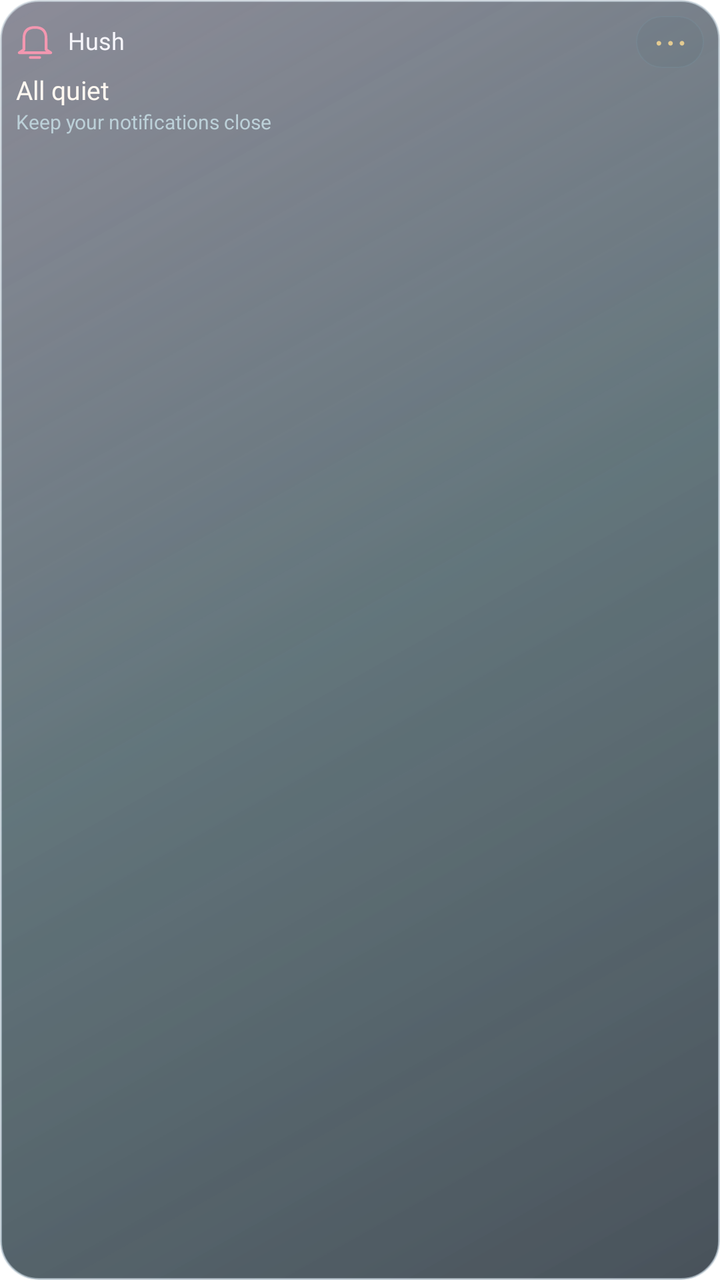
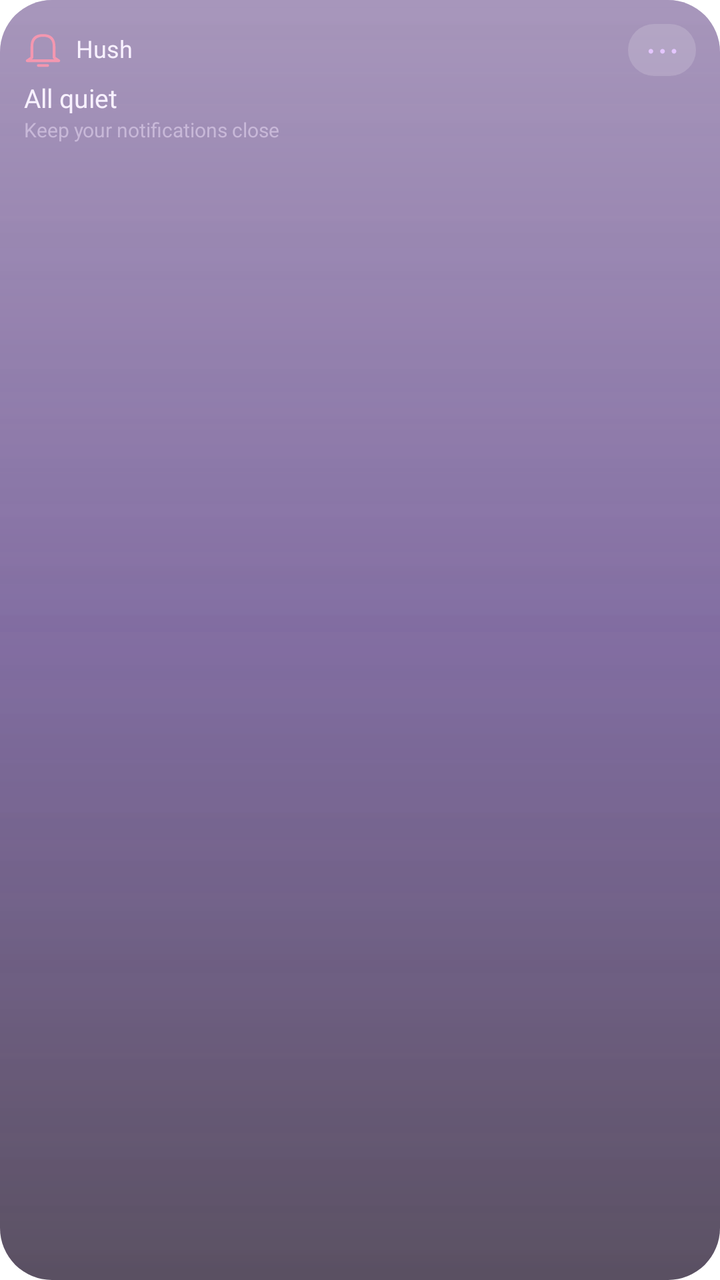

The first picture is an Android layout as it rendered before a commit; the second is the same layout after the commit. The layout source and the unified diff follow.
<!-- AndroidManifest.xml: application theme Theme.Lumen -->
<!-- res/layout/widget_preview_hush.xml -->
<?xml version='1.0' encoding='utf-8'?>
<LinearLayout xmlns:android="http://schemas.android.com/apk/res/android" android:id="@+id/widget_root" android:layout_width="match_parent" android:layout_height="match_parent" android:orientation="vertical" android:padding="8dp" android:background="@drawable/widget_glass_dark_balanced">
    <LinearLayout android:layout_width="match_parent" android:layout_height="wrap_content" android:orientation="horizontal" android:gravity="center_vertical">
        <ImageView android:id="@+id/widget_icon" android:layout_width="19dp" android:layout_height="19dp" android:contentDescription="@null" android:src="@drawable/widget_ic_hush" />
        <TextView android:id="@+id/widget_title" android:layout_width="0dp" android:layout_weight="1" android:layout_height="wrap_content" android:layout_marginStart="7dp" android:text="@string/widget_hush" android:textColor="#F6F5FA" android:textSize="12sp" android:fontFamily="@font/outfit_medium" android:maxLines="1" android:ellipsize="end" android:includeFontPadding="false" />
        <TextView android:id="@+id/widget_action" android:layout_width="34dp" android:layout_height="26dp" android:gravity="center" android:text="@string/widget_more" android:textSize="19sp" android:textColor="#E4CB91" android:contentDescription="@string/widget_open" android:background="@drawable/widget_control" android:includeFontPadding="false" />
    </LinearLayout>
    <TextView android:id="@+id/widget_detail" android:layout_width="match_parent" android:layout_height="wrap_content" android:layout_marginTop="4dp" android:text="@string/widget_preview_hush_detail" android:textColor="#FFF8F1" android:textSize="13sp" android:fontFamily="@font/outfit_medium" android:maxLines="2" android:ellipsize="end" android:visibility="visible" android:includeFontPadding="false" />
    <Chronometer android:id="@+id/widget_timer" android:layout_width="match_parent" android:layout_height="24dp" android:textColor="#FFF8F1" android:textSize="20sp" android:fontFamily="@font/outfit_medium" android:visibility="gone" android:includeFontPadding="false" />
    <TextView android:id="@+id/widget_status" android:layout_width="match_parent" android:layout_height="wrap_content" android:layout_marginTop="2dp" android:textColor="#BCD0D8" android:textSize="10sp" android:maxLines="2" android:ellipsize="end" android:text="@string/widget_preview_hush_status" android:visibility="visible" android:includeFontPadding="false" />
    <LinearLayout android:id="@+id/widget_photos" android:layout_width="match_parent" android:layout_height="44dp" android:layout_marginTop="4dp" android:orientation="horizontal" android:gravity="center_vertical" android:visibility="gone">
        <ImageView android:id="@+id/widget_photo1" android:layout_width="0dp" android:layout_weight="1" android:layout_height="40dp" android:layout_marginEnd="4dp" android:scaleType="centerCrop" android:background="@drawable/widget_photo_frame" android:contentDescription="@string/widget_photo" android:visibility="gone" />
        <ImageView android:id="@+id/widget_photo2" android:layout_width="0dp" android:layout_weight="1" android:layout_height="40dp" android:layout_marginEnd="4dp" android:scaleType="centerCrop" android:background="@drawable/widget_photo_frame" android:contentDescription="@string/widget_photo" android:visibility="gone" />
        <ImageView android:id="@+id/widget_photo3" android:layout_width="0dp" android:layout_weight="1" android:layout_height="40dp" android:layout_marginEnd="4dp" android:scaleType="centerCrop" android:background="@drawable/widget_photo_frame" android:contentDescription="@string/widget_photo" android:visibility="gone" />
        <ImageView android:id="@+id/widget_photo4" android:layout_width="0dp" android:layout_weight="1" android:layout_height="40dp" android:layout_marginEnd="4dp" android:scaleType="centerCrop" android:background="@drawable/widget_photo_frame" android:contentDescription="@string/widget_photo" android:visibility="gone" />
    </LinearLayout>
    <LinearLayout android:id="@+id/widget_photo_names" android:layout_width="match_parent" android:layout_height="12dp" android:orientation="horizontal" android:visibility="gone">
        <TextView android:id="@+id/widget_person1" android:layout_width="0dp" android:layout_weight="1" android:layout_height="match_parent" android:textColor="#BCD0D8" android:textSize="9sp" android:gravity="center" android:maxLines="1" android:ellipsize="end" android:includeFontPadding="false" />
        <TextView android:id="@+id/widget_person2" android:layout_width="0dp" android:layout_weight="1" android:layout_height="match_parent" android:textColor="#BCD0D8" android:textSize="9sp" android:gravity="center" android:maxLines="1" android:ellipsize="end" android:includeFontPadding="false" />
        <TextView android:id="@+id/widget_person3" android:layout_width="0dp" android:layout_weight="1" android:layout_height="match_parent" android:textColor="#BCD0D8" android:textSize="9sp" android:gravity="center" android:maxLines="1" android:ellipsize="end" android:includeFontPadding="false" />
        <TextView android:id="@+id/widget_person4" android:layout_width="0dp" android:layout_weight="1" android:layout_height="match_parent" android:textColor="#BCD0D8" android:textSize="9sp" android:gravity="center" android:maxLines="1" android:ellipsize="end" android:includeFontPadding="false" />
    </LinearLayout>
    <LinearLayout android:id="@+id/widget_row1" android:layout_width="match_parent" android:layout_height="24dp" android:orientation="horizontal" android:gravity="center_vertical" android:visibility="gone">
        <TextView android:id="@+id/widget_check1" android:layout_width="34dp" android:layout_height="match_parent" android:text="@string/widget_circle" android:textColor="#E4CB91" android:textSize="22sp" android:gravity="center_vertical" android:includeFontPadding="false" />
        <TextView android:id="@+id/widget_task1" android:layout_width="0dp" android:layout_weight="1" android:layout_height="wrap_content" android:textColor="#FFF8F1" android:textSize="12sp" android:maxLines="1" android:ellipsize="end" android:includeFontPadding="false" />
    </LinearLayout>
    <LinearLayout android:id="@+id/widget_row2" android:layout_width="match_parent" android:layout_height="24dp" android:orientation="horizontal" android:gravity="center_vertical" android:visibility="gone">
        <TextView android:id="@+id/widget_check2" android:layout_width="34dp" android:layout_height="match_parent" android:text="@string/widget_circle" android:textColor="#E4CB91" android:textSize="22sp" android:gravity="center_vertical" android:includeFontPadding="false" />
        <TextView android:id="@+id/widget_task2" android:layout_width="0dp" android:layout_weight="1" android:layout_height="wrap_content" android:textColor="#FFF8F1" android:textSize="12sp" android:maxLines="1" android:ellipsize="end" android:includeFontPadding="false" />
    </LinearLayout>
    <TextView android:id="@+id/widget_button" android:layout_width="match_parent" android:layout_height="28dp" android:layout_marginTop="4dp" android:gravity="center" android:textColor="#28251D" android:fontFamily="@font/outfit_medium" android:textSize="12sp" android:background="@drawable/widget_pill" android:visibility="gone" android:text="@string/widget_preview_hush_button" android:includeFontPadding="false" />
    <ProgressBar android:id="@+id/widget_meter" android:layout_width="match_parent" android:layout_height="4dp" android:layout_marginTop="8dp" android:max="100" android:progressTint="#E4CB91" android:progressBackgroundTint="#334E6C72" android:visibility="gone" style="?android:attr/progressBarStyleHorizontal" />
</LinearLayout>
<!-- resources referenced by this layout -->
<resources>
  <!-- drawable widget_control (drawable) -->
  <shape xmlns:android="http://schemas.android.com/apk/res/android">
      <corners android:radius="14dp"/>
      <solid android:color="#153F5960"/>
      <stroke android:width="0.6dp" android:color="#337B9BA8"/>
  </shape>
  <!-- drawable widget_glass_dark_balanced (drawable) -->
  <?xml version='1.0' encoding='utf-8'?>
  <layer-list xmlns:android="http://schemas.android.com/apk/res/android">
      <item>
          <shape>
              <corners android:radius="19dp" />
              <gradient android:angle="315" android:startColor="#B939394E" android:centerColor="#B9243B43" android:endColor="#C5131F2A" />
              <stroke android:width="1dp" android:color="#A4BAC7D3" />
          </shape>
      </item>
      <item>
          <shape>
              <corners android:radius="19dp" />
              <gradient android:angle="315" android:startColor="#32FFFFFF" android:centerColor="#087DD8E4" android:endColor="#002C2748" />
          </shape>
      </item>
  </layer-list>
  <!-- drawable widget_ic_hush (drawable) -->
  <vector xmlns:android="http://schemas.android.com/apk/res/android" android:width="24dp" android:height="24dp" android:viewportWidth="24" android:viewportHeight="24"><path android:pathData="M5,17 L5,10 Q5,3 12,3 Q19,3 19,10 L19,17 L22,19 L2,19 Z M9,22 L15,22" android:fillColor="@android:color/transparent" android:strokeColor="#F397B0" android:strokeWidth="1.7" android:strokeLineCap="round" android:strokeLineJoin="round" /></vector>
  <!-- drawable widget_photo_frame (drawable) -->
  <shape xmlns:android="http://schemas.android.com/apk/res/android"><corners android:radius="12dp"/><solid android:color="#262F424B"/></shape>
  <!-- drawable widget_pill (drawable) -->
  <shape xmlns:android="http://schemas.android.com/apk/res/android"><corners android:radius="24dp"/><gradient android:angle="0" android:startColor="#EAD8A7" android:endColor="#DCC28A"/></shape>
  <string name="widget_circle">○</string>
  <string name="widget_hush">Hush</string>
  <string name="widget_more">⋯</string>
  <string name="widget_open">Open widget</string>
  <string name="widget_photo">Photo</string>
  <string name="widget_preview_hush_button" />
  <string name="widget_preview_hush_detail">All quiet</string>
  <string name="widget_preview_hush_status">Keep your notifications close</string>
  <style name="Theme.Lumen" parent="android:Theme.Material.NoActionBar">
          <item name="android:windowShowWallpaper">true</item>
          <item name="android:windowBackground">@android:color/transparent</item>
          <item name="android:colorBackgroundCacheHint">@null</item>
          <item name="android:statusBarColor">@android:color/transparent</item>
          <item name="android:navigationBarColor">@android:color/transparent</item>
          <item name="android:windowDrawsSystemBarBackgrounds">true</item>
          <item name="android:windowLightStatusBar">false</item>
      </style>
</resources>

<!-- the commit's change to res/layout/widget_preview_hush.xml (unified diff, before → after) -->
@@ -1,13 +1,13 @@
 <?xml version='1.0' encoding='utf-8'?>
-<LinearLayout xmlns:android="http://schemas.android.com/apk/res/android" android:id="@+id/widget_root" android:layout_width="match_parent" android:layout_height="match_parent" android:orientation="vertical" android:padding="8dp" android:background="@drawable/widget_glass_dark_balanced">
+<LinearLayout xmlns:android="http://schemas.android.com/apk/res/android" android:id="@+id/widget_root" android:layout_width="match_parent" android:layout_height="match_parent" android:orientation="vertical" android:padding="12dp" android:background="@drawable/widget_glass_dark_balanced">
     <LinearLayout android:layout_width="match_parent" android:layout_height="wrap_content" android:orientation="horizontal" android:gravity="center_vertical">
         <ImageView android:id="@+id/widget_icon" android:layout_width="19dp" android:layout_height="19dp" android:contentDescription="@null" android:src="@drawable/widget_ic_hush" />
-        <TextView android:id="@+id/widget_title" android:layout_width="0dp" android:layout_weight="1" android:layout_height="wrap_content" android:layout_marginStart="7dp" android:text="@string/widget_hush" android:textColor="#F6F5FA" android:textSize="12sp" android:fontFamily="@font/outfit_medium" android:maxLines="1" android:ellipsize="end" android:includeFontPadding="false" />
-        <TextView android:id="@+id/widget_action" android:layout_width="34dp" android:layout_height="26dp" android:gravity="center" android:text="@string/widget_more" android:textSize="19sp" android:textColor="#E4CB91" android:contentDescription="@string/widget_open" android:background="@drawable/widget_control" android:includeFontPadding="false" />
+        <TextView android:id="@+id/widget_title" android:layout_width="0dp" android:layout_weight="1" android:layout_height="wrap_content" android:layout_marginStart="7dp" android:text="@string/widget_hush" android:textColor="#F8F1FF" android:textSize="12sp" android:fontFamily="@font/outfit_medium" android:maxLines="1" android:ellipsize="end" android:includeFontPadding="false" />
+        <TextView android:id="@+id/widget_action" android:layout_width="34dp" android:layout_height="26dp" android:gravity="center" android:text="@string/widget_more" android:textSize="19sp" android:textColor="#E4C6FF" android:contentDescription="@string/widget_open" android:background="@drawable/widget_control" android:includeFontPadding="false" />
     </LinearLayout>
-    <TextView android:id="@+id/widget_detail" android:layout_width="match_parent" android:layout_height="wrap_content" android:layout_marginTop="4dp" android:text="@string/widget_preview_hush_detail" android:textColor="#FFF8F1" android:textSize="13sp" android:fontFamily="@font/outfit_medium" android:maxLines="2" android:ellipsize="end" android:visibility="visible" android:includeFontPadding="false" />
-    <Chronometer android:id="@+id/widget_timer" android:layout_width="match_parent" android:layout_height="24dp" android:textColor="#FFF8F1" android:textSize="20sp" android:fontFamily="@font/outfit_medium" android:visibility="gone" android:includeFontPadding="false" />
-    <TextView android:id="@+id/widget_status" android:layout_width="match_parent" android:layout_height="wrap_content" android:layout_marginTop="2dp" android:textColor="#BCD0D8" android:textSize="10sp" android:maxLines="2" android:ellipsize="end" android:text="@string/widget_preview_hush_status" android:visibility="visible" android:includeFontPadding="false" />
+    <TextView android:id="@+id/widget_detail" android:layout_width="match_parent" android:layout_height="wrap_content" android:layout_marginTop="4dp" android:text="@string/widget_preview_hush_detail" android:textColor="#F8F1FF" android:textSize="13sp" android:fontFamily="@font/outfit_medium" android:maxLines="2" android:ellipsize="end" android:visibility="visible" android:includeFontPadding="false" />
+    <Chronometer android:id="@+id/widget_timer" android:layout_width="match_parent" android:layout_height="24dp" android:textColor="#F8F1FF" android:textSize="20sp" android:fontFamily="@font/outfit_medium" android:visibility="gone" android:includeFontPadding="false" />
+    <TextView android:id="@+id/widget_status" android:layout_width="match_parent" android:layout_height="wrap_content" android:layout_marginTop="2dp" android:textColor="#C8B8D8" android:textSize="10sp" android:maxLines="2" android:ellipsize="end" android:text="@string/widget_preview_hush_status" android:visibility="visible" android:includeFontPadding="false" />
     <LinearLayout android:id="@+id/widget_photos" android:layout_width="match_parent" android:layout_height="44dp" android:layout_marginTop="4dp" android:orientation="horizontal" android:gravity="center_vertical" android:visibility="gone">
         <ImageView android:id="@+id/widget_photo1" android:layout_width="0dp" android:layout_weight="1" android:layout_height="40dp" android:layout_marginEnd="4dp" android:scaleType="centerCrop" android:background="@drawable/widget_photo_frame" android:contentDescription="@string/widget_photo" android:visibility="gone" />
         <ImageView android:id="@+id/widget_photo2" android:layout_width="0dp" android:layout_weight="1" android:layout_height="40dp" android:layout_marginEnd="4dp" android:scaleType="centerCrop" android:background="@drawable/widget_photo_frame" android:contentDescription="@string/widget_photo" android:visibility="gone" />
@@ -15,19 +15,19 @@
         <ImageView android:id="@+id/widget_photo4" android:layout_width="0dp" android:layout_weight="1" android:layout_height="40dp" android:layout_marginEnd="4dp" android:scaleType="centerCrop" android:background="@drawable/widget_photo_frame" android:contentDescription="@string/widget_photo" android:visibility="gone" />
     </LinearLayout>
     <LinearLayout android:id="@+id/widget_photo_names" android:layout_width="match_parent" android:layout_height="12dp" android:orientation="horizontal" android:visibility="gone">
-        <TextView android:id="@+id/widget_person1" android:layout_width="0dp" android:layout_weight="1" android:layout_height="match_parent" android:textColor="#BCD0D8" android:textSize="9sp" android:gravity="center" android:maxLines="1" android:ellipsize="end" android:includeFontPadding="false" />
-        <TextView android:id="@+id/widget_person2" android:layout_width="0dp" android:layout_weight="1" android:layout_height="match_parent" android:textColor="#BCD0D8" android:textSize="9sp" android:gravity="center" android:maxLines="1" android:ellipsize="end" android:includeFontPadding="false" />
-        <TextView android:id="@+id/widget_person3" android:layout_width="0dp" android:layout_weight="1" android:layout_height="match_parent" android:textColor="#BCD0D8" android:textSize="9sp" android:gravity="center" android:maxLines="1" android:ellipsize="end" android:includeFontPadding="false" />
-        <TextView android:id="@+id/widget_person4" android:layout_width="0dp" android:layout_weight="1" android:layout_height="match_parent" android:textColor="#BCD0D8" android:textSize="9sp" android:gravity="center" android:maxLines="1" android:ellipsize="end" android:includeFontPadding="false" />
+        <TextView android:id="@+id/widget_person1" android:layout_width="0dp" android:layout_weight="1" android:layout_height="match_parent" android:textColor="#C8B8D8" android:textSize="9sp" android:gravity="center" android:maxLines="1" android:ellipsize="end" android:includeFontPadding="false" />
+        <TextView android:id="@+id/widget_person2" android:layout_width="0dp" android:layout_weight="1" android:layout_height="match_parent" android:textColor="#C8B8D8" android:textSize="9sp" android:gravity="center" android:maxLines="1" android:ellipsize="end" android:includeFontPadding="false" />
+        <TextView android:id="@+id/widget_person3" android:layout_width="0dp" android:layout_weight="1" android:layout_height="match_parent" android:textColor="#C8B8D8" android:textSize="9sp" android:gravity="center" android:maxLines="1" android:ellipsize="end" android:includeFontPadding="false" />
+        <TextView android:id="@+id/widget_person4" android:layout_width="0dp" android:layout_weight="1" android:layout_height="match_parent" android:textColor="#C8B8D8" android:textSize="9sp" android:gravity="center" android:maxLines="1" android:ellipsize="end" android:includeFontPadding="false" />
     </LinearLayout>
     <LinearLayout android:id="@+id/widget_row1" android:layout_width="match_parent" android:layout_height="24dp" android:orientation="horizontal" android:gravity="center_vertical" android:visibility="gone">
-        <TextView android:id="@+id/widget_check1" android:layout_width="34dp" android:layout_height="match_parent" android:text="@string/widget_circle" android:textColor="#E4CB91" android:textSize="22sp" android:gravity="center_vertical" android:includeFontPadding="false" />
-        <TextView android:id="@+id/widget_task1" android:layout_width="0dp" android:layout_weight="1" android:layout_height="wrap_content" android:textColor="#FFF8F1" android:textSize="12sp" android:maxLines="1" android:ellipsize="end" android:includeFontPadding="false" />
+        <TextView android:id="@+id/widget_check1" android:layout_width="34dp" android:layout_height="match_parent" android:text="@string/widget_circle" android:textColor="#E4C6FF" android:textSize="22sp" android:gravity="center_vertical" android:includeFontPadding="false" />
+        <TextView android:id="@+id/widget_task1" android:layout_width="0dp" android:layout_weight="1" android:layout_height="wrap_content" android:textColor="#F8F1FF" android:textSize="12sp" android:maxLines="1" android:ellipsize="end" android:includeFontPadding="false" />
     </LinearLayout>
     <LinearLayout android:id="@+id/widget_row2" android:layout_width="match_parent" android:layout_height="24dp" android:orientation="horizontal" android:gravity="center_vertical" android:visibility="gone">
-        <TextView android:id="@+id/widget_check2" android:layout_width="34dp" android:layout_height="match_parent" android:text="@string/widget_circle" android:textColor="#E4CB91" android:textSize="22sp" android:gravity="center_vertical" android:includeFontPadding="false" />
-        <TextView android:id="@+id/widget_task2" android:layout_width="0dp" android:layout_weight="1" android:layout_height="wrap_content" android:textColor="#FFF8F1" android:textSize="12sp" android:maxLines="1" android:ellipsize="end" android:includeFontPadding="false" />
+        <TextView android:id="@+id/widget_check2" android:layout_width="34dp" android:layout_height="match_parent" android:text="@string/widget_circle" android:textColor="#E4C6FF" android:textSize="22sp" android:gravity="center_vertical" android:includeFontPadding="false" />
+        <TextView android:id="@+id/widget_task2" android:layout_width="0dp" android:layout_weight="1" android:layout_height="wrap_content" android:textColor="#F8F1FF" android:textSize="12sp" android:maxLines="1" android:ellipsize="end" android:includeFontPadding="false" />
     </LinearLayout>
-    <TextView android:id="@+id/widget_button" android:layout_width="match_parent" android:layout_height="28dp" android:layout_marginTop="4dp" android:gravity="center" android:textColor="#28251D" android:fontFamily="@font/outfit_medium" android:textSize="12sp" android:background="@drawable/widget_pill" android:visibility="gone" android:text="@string/widget_preview_hush_button" android:includeFontPadding="false" />
-    <ProgressBar android:id="@+id/widget_meter" android:layout_width="match_parent" android:layout_height="4dp" android:layout_marginTop="8dp" android:max="100" android:progressTint="#E4CB91" android:progressBackgroundTint="#334E6C72" android:visibility="gone" style="?android:attr/progressBarStyleHorizontal" />
+    <TextView android:id="@+id/widget_button" android:layout_width="match_parent" android:layout_height="28dp" android:layout_marginTop="4dp" android:gravity="center" android:textColor="#2A1048" android:fontFamily="@font/outfit_medium" android:textSize="12sp" android:background="@drawable/widget_pill" android:visibility="gone" android:text="@string/widget_preview_hush_button" android:includeFontPadding="false" />
+    <ProgressBar android:id="@+id/widget_meter" android:layout_width="match_parent" android:layout_height="4dp" android:layout_marginTop="8dp" android:max="100" android:progressTint="#C084FC" android:progressBackgroundTint="#33E4C6FF" android:visibility="gone" style="?android:attr/progressBarStyleHorizontal" />
 </LinearLayout>
<!-- resource entries referenced after the edit -->
@@ -1,34 +1,53 @@
 <!-- resources referenced by this layout -->
 <resources>
   <!-- drawable widget_control (drawable) -->
+  <?xml version="1.0" encoding="utf-8"?>
   <shape xmlns:android="http://schemas.android.com/apk/res/android">
-      <corners android:radius="14dp"/>
-      <solid android:color="#153F5960"/>
-      <stroke android:width="0.6dp" android:color="#337B9BA8"/>
+      <corners android:radius="16dp" />
+      <solid android:color="#28FFFFFF" />
   </shape>
   <!-- drawable widget_glass_dark_balanced (drawable) -->
-  <?xml version='1.0' encoding='utf-8'?>
+  <?xml version="1.0" encoding="utf-8"?>
   <layer-list xmlns:android="http://schemas.android.com/apk/res/android">
       <item>
           <shape>
-              <corners android:radius="19dp" />
-              <gradient android:angle="315" android:startColor="#B939394E" android:centerColor="#B9243B43" android:endColor="#C5131F2A" />
-              <stroke android:width="1dp" android:color="#A4BAC7D3" />
+              <corners android:radius="26dp" />
+              <gradient
+                  android:angle="270"
+                  android:startColor="#993B1568"
+                  android:centerColor="#A62E1060"
+                  android:endColor="#B314061F" />
           </shape>
       </item>
       <item>
           <shape>
-              <corners android:radius="19dp" />
-              <gradient android:angle="315" android:startColor="#32FFFFFF" android:centerColor="#087DD8E4" android:endColor="#002C2748" />
+              <corners android:radius="26dp" />
+              <gradient
+                  android:angle="270"
+                  android:startColor="#40FFFFFF"
+                  android:centerColor="#18E4C6FF"
+                  android:endColor="#00FFFFFF" />
           </shape>
       </item>
   </layer-list>
   <!-- drawable widget_ic_hush (drawable) -->
   <vector xmlns:android="http://schemas.android.com/apk/res/android" android:width="24dp" android:height="24dp" android:viewportWidth="24" android:viewportHeight="24"><path android:pathData="M5,17 L5,10 Q5,3 12,3 Q19,3 19,10 L19,17 L22,19 L2,19 Z M9,22 L15,22" android:fillColor="@android:color/transparent" android:strokeColor="#F397B0" android:strokeWidth="1.7" android:strokeLineCap="round" android:strokeLineJoin="round" /></vector>
   <!-- drawable widget_photo_frame (drawable) -->
-  <shape xmlns:android="http://schemas.android.com/apk/res/android"><corners android:radius="12dp"/><solid android:color="#262F424B"/></shape>
+  <?xml version="1.0" encoding="utf-8"?>
+  <shape xmlns:android="http://schemas.android.com/apk/res/android">
+      <corners android:radius="16dp" />
+      <solid android:color="#3314061F" />
+  </shape>
   <!-- drawable widget_pill (drawable) -->
-  <shape xmlns:android="http://schemas.android.com/apk/res/android"><corners android:radius="24dp"/><gradient android:angle="0" android:startColor="#EAD8A7" android:endColor="#DCC28A"/></shape>
+  <?xml version="1.0" encoding="utf-8"?>
+  <shape xmlns:android="http://schemas.android.com/apk/res/android">
+      <corners android:radius="22dp" />
+      <gradient
+          android:angle="0"
+          android:startColor="#E9D5FF"
+          android:centerColor="#D8B4FE"
+          android:endColor="#F0ABFC" />
+  </shape>
   <string name="widget_circle">○</string>
   <string name="widget_hush">Hush</string>
   <string name="widget_more">⋯</string>
